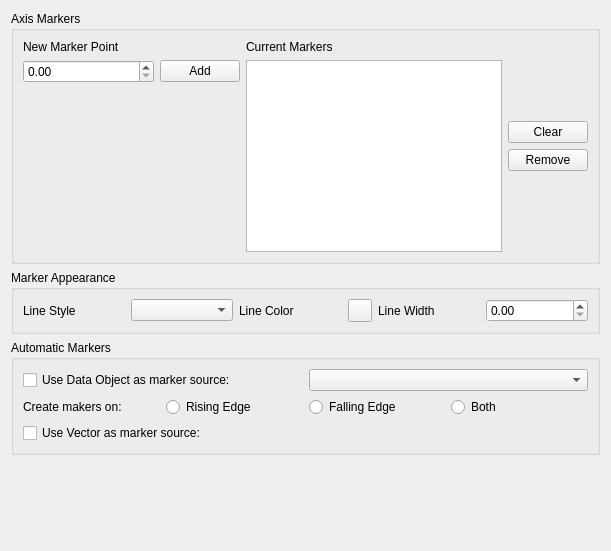
The window that src/libkstapp/markerstab.ui (Kst-plot/kst) describes before a commit, drawn with Qt 5.
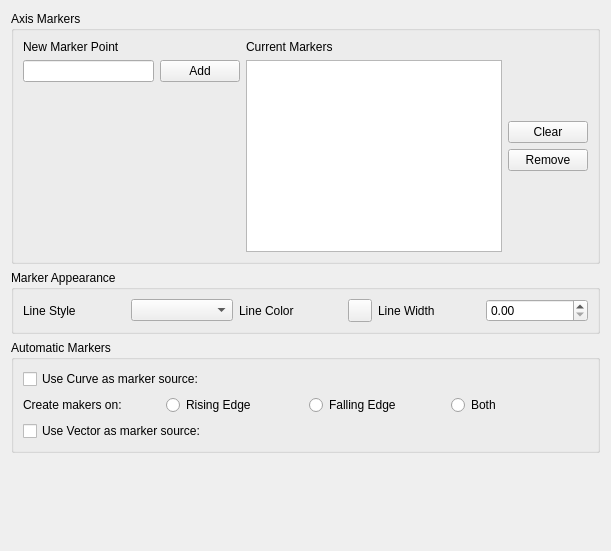
The same window after the commit. Custom widgets are drawn as their Qt base class.

Commit message: Add Plot Markers for both x and y Axis. Add CurveSelector Widget.

Patch:
```diff
--- a/src/libkstapp/markerstab.ui
+++ b/src/libkstapp/markerstab.ui
@@ -33,7 +33,7 @@
           <item>
            <layout class="QHBoxLayout" >
             <item>
-             <widget class="QDoubleSpinBox" name="_newMarker" >
+             <widget class="QLineEdit" name="_newMarker" >
               <property name="sizePolicy" >
                <sizepolicy vsizetype="Fixed" hsizetype="Expanding" >
                 <horstretch>0</horstretch>
@@ -177,12 +177,12 @@
       <item row="0" column="0" colspan="2" >
        <widget class="QCheckBox" name="_dataObjectMarkers" >
         <property name="text" >
-         <string>Use Data Object as marker source:</string>
+         <string>Use Curve as marker source:</string>
         </property>
        </widget>
       </item>
       <item row="0" column="2" colspan="2" >
-       <widget class="Kst::ComboBox" name="_relation" />
+       <widget class="Kst::CurveSelector" native="1" name="_curve" />
       </item>
       <item row="1" column="0" >
        <widget class="QLabel" name="label_3" >
@@ -246,16 +246,16 @@
    <extends>QToolButton</extends>
    <header>colorbutton.h</header>
   </customwidget>
-  <customwidget>
-   <class>Kst::ComboBox</class>
-   <extends>QComboBox</extends>
-   <header>combobox.h</header>
-  </customwidget>
   <customwidget>
    <class>Kst::VectorSelector</class>
    <extends>QWidget</extends>
    <header>vectorselector.h</header>
   </customwidget>
+  <customwidget>
+   <class>Kst::CurveSelector</class>
+   <extends>QWidget</extends>
+   <header>curveselector.h</header>
+  </customwidget>
  </customwidgets>
  <resources/>
  <connections/>
```
Left out of the diff: 8 changed lines with no effect on the pictures. The commit also changes 16 other files.
